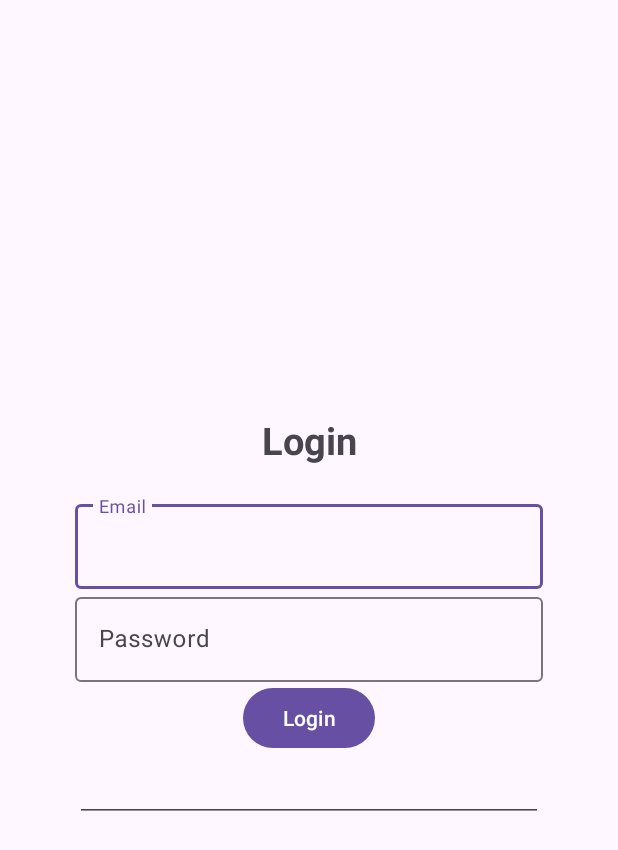
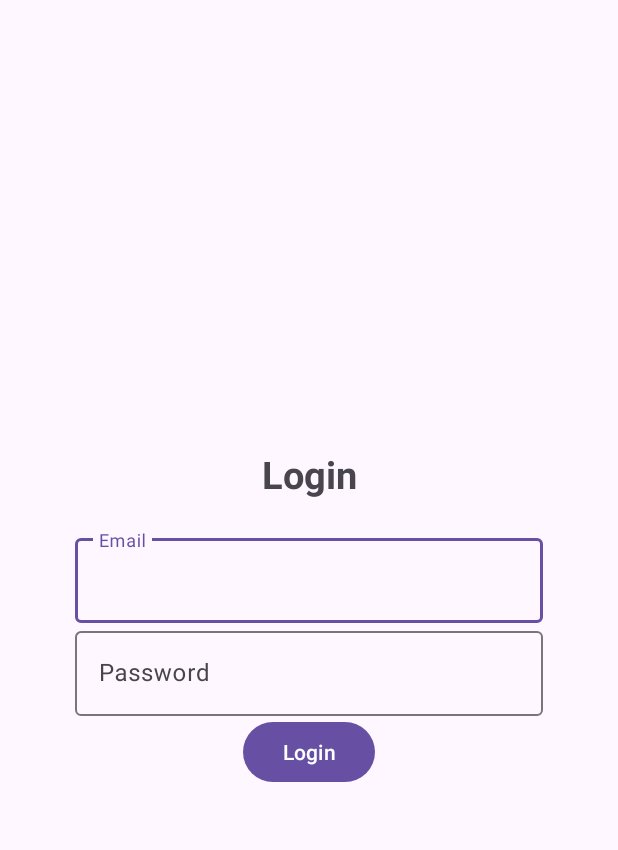
Before and after one commit to dnydlk/group-project-duolikun-daniya, an Android app: the Login screen opened directly, with no data from a screen before it, on a phone screen of 412 x 824 dp. Shown: the top 850 px of the screen. Run offline under Robolectric (Android 15) with nearby library versions, the phone set to English and light mode, and no system bars.

Commit message:
Added progress bar for activity_login.xml & activity_sign_up.xml

```diff
--- a/app/src/main/res/layout/activity_login.xml
+++ b/app/src/main/res/layout/activity_login.xml
@@ -42,6 +42,13 @@
             android:hint="@string/password" />
     </com.google.android.material.textfield.TextInputLayout>
 
+    <!-- ProgressBar -->
+    <ProgressBar
+        android:id="@+id/progress_bar"
+        android:visibility="gone"
+        android:layout_width="wrap_content"
+        android:layout_height="wrap_content"/>
+
     <!-- Button -->
     <Button
         android:id="@+id/login_btn"
@@ -49,11 +56,4 @@
         android:layout_width="wrap_content"
         android:layout_height="wrap_content" />
 
-    <EditText
-        android:id="@+id/editTextPassword"
-        android:layout_width="match_parent"
-        android:layout_height="wrap_content"
-        android:ems="10"
-        android:inputType="textPassword" />
-
 </LinearLayout>
```
Also changed, not shown: app/src/main/java/edu/northeastern/group_project_group_duolikun_daniya/Sign_up.java (+10 -6 lines), app/src/main/res/layout/activity_sign_up.xml (+7 -0 lines).
